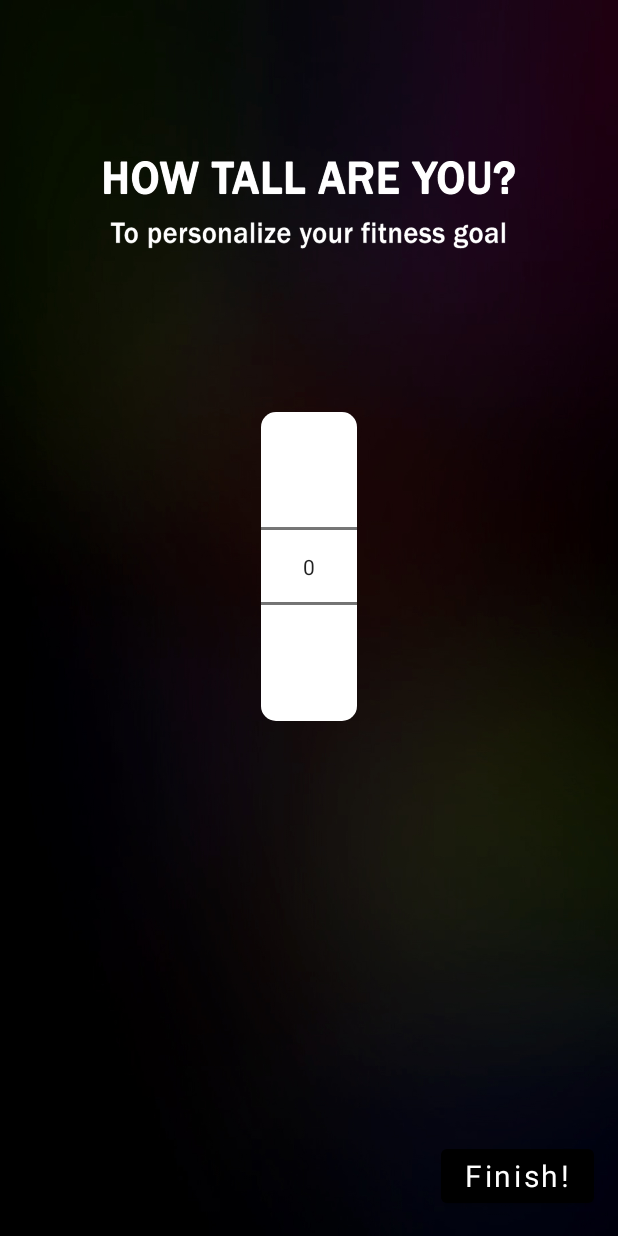
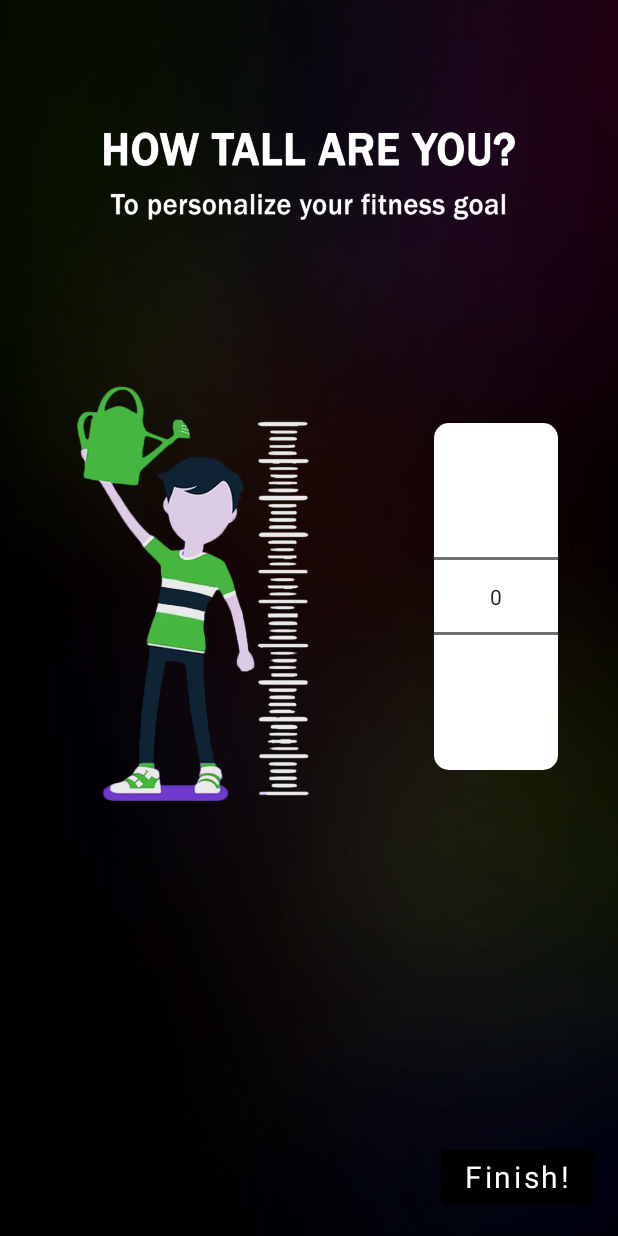
Before and after one commit to huynhmytuan/HealthKon, an Android app: the layout four_input_layout.xml on its own in the app's theme, with its tools: preview values and no code run, on a phone screen of 412 x 824 dp. Run offline under Robolectric (Android 15) with nearby library versions, the phone set to English and light mode, and no system bars; Roboto replaces fonts that are not available here.

Commit message:
--Duong commit --- bmi calculate

```diff
--- a/app/src/main/res/layout/four_input_layout.xml
+++ b/app/src/main/res/layout/four_input_layout.xml
@@ -6,12 +6,12 @@
     android:layout_height="match_parent"
     android:background="@drawable/bgrselultdetail"
     android:orientation="vertical"
-    android:weightSum="3">
+    android:weightSum="2">
 
     <LinearLayout
         android:layout_width="match_parent"
         android:layout_height="match_parent"
-        android:layout_weight="1"
+        android:layout_weight="1.3"
         android:orientation="vertical">
 
         <ImageView
@@ -26,33 +26,39 @@
     <LinearLayout
         android:layout_width="match_parent"
         android:layout_height="match_parent"
-        android:layout_weight="1"
+        android:layout_weight="0.7"
         android:orientation="vertical">
 
         <LinearLayout
             android:layout_width="match_parent"
-            android:layout_height="206dp"
-            android:orientation="vertical">
+            android:layout_height="322dp"
+            android:orientation="horizontal"
+            android:weightSum="3">
+
+            <ImageView
+                android:id="@+id/imageView5"
+                android:layout_width="219dp"
+                android:layout_height="match_parent"
+                android:layout_weight="1.7"
+                app:srcCompat="@drawable/heighimage" />
 
             <NumberPicker
                 android:id="@+id/height_numberpicker"
-                android:layout_width="wrap_content"
-                android:layout_height="237dp"
-                android:layout_gravity="center"
-                android:layout_weight="1"
-                android:background="@drawable/edittext_background">
+                android:layout_width="59dp"
+                android:layout_height="match_parent"
+                android:layout_marginStart="40dp"
+                android:layout_marginTop="45dp"
+                android:layout_marginEnd="40dp"
+                android:layout_marginBottom="45dp"
+                android:layout_weight="1.3"
+                android:background="@drawable/edittext_background"
+                android:gravity="center_vertical">
 
             </NumberPicker>
 
         </LinearLayout>
 
     </LinearLayout>
-
-    <androidx.coordinatorlayout.widget.CoordinatorLayout
-        android:layout_width="match_parent"
-        android:layout_height="match_parent"
-        android:layout_weight="1"
-        android:orientation="vertical">
 
     <Button
         android:id="@+id/next_button2"
@@ -67,5 +73,4 @@
         android:textSize="20sp"
         app:backgroundTint="@color/white"
         app:backgroundTintMode="multiply" />
-    </androidx.coordinatorlayout.widget.CoordinatorLayout>
 </LinearLayout>
```
Also changed, not shown: app/src/main/res/layout/first_input_layout.xml (+2 -9 lines), app/src/main/res/layout/second_input_layout.xml (+3 -11 lines), app/src/main/res/drawable/heighimage.png (added). Lines whose indentation alone changed are shown as unchanged.
